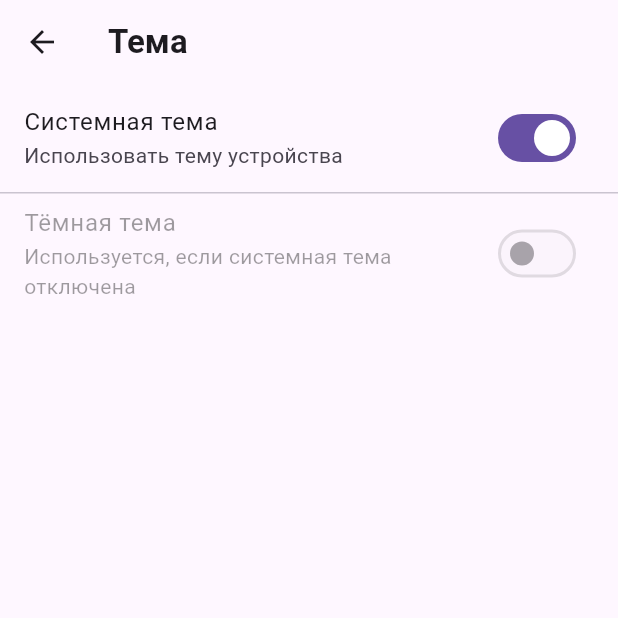
After one commit to lera18a/FitTalk, a Flutter app: the ThemeSettingsScreen screen opened directly, on a phone screen of 412 x 824 dp, the top half of it. The commit adds this screen. Run offline on Flutter 3.47's test engine with Material 3 defaults, Android fonts, the phone set to English and light mode, and no system bars; our stand-ins replace auto_route, bloc, flutter_bloc, flutter_dotenv, fpdart, freezed_annotation and 3 more; accounts and stored records are empty.

Commit message:
feat: added themes

```diff
--- a/lib/app/fit_talk_app.dart
+++ b/lib/app/fit_talk_app.dart
@@ -1,6 +1,7 @@
 import 'package:fit_talk/app/auth_listener.dart';
 import 'package:fit_talk/core/di/bloc_injector.dart';
 import 'package:fit_talk/core/di/dependency_injector_widget.dart';
+import 'package:fit_talk/core/themes/f_t_theme.dart';
 import 'package:fit_talk/routing/app_router.dart';
 import 'package:flutter/material.dart';
 
@@ -12,12 +13,15 @@ class FitTalkApp extends StatelessWidget {
     return DependencyInjectorWidget(
       child: BlocInjector(
         child: MaterialApp.router(
+          themeMode: ThemeMode.system,
+          theme: ThemeData(
+            textTheme: FTTheme.buildTextTheme(Theme.of(context).textTheme),
+          ),
           routerConfig: _router.config(),
           debugShowCheckedModeBanner: false,
           title: 'FitTalk',
           builder: (context, child) =>
               AuthListener(router: _router, child: child!),
-          themeMode: ThemeMode.system,
         ),
       ),
     );
--- a/lib/feature/settings/settings/presentation/view/pages/settings_screen.dart
+++ b/lib/feature/settings/settings/presentation/view/pages/settings_screen.dart
@@ -82,6 +82,9 @@ class SettingsScreen extends StatelessWidget {
                             if (item.title == 'Фото профиля') {
                               context.router.push(ProfilePhotoRoute());
                             }
+                            if (item.title == 'Темы') {
+                              context.router.push(ThemeSettingsRoute());
+                            }
                           },
                         ),
                         const Divider(height: 1),
--- /dev/null
+++ b/lib/feature/settings/theme/presentation/bloc/bloc/theme_event.dart
@@ -0,0 +1,7 @@
+part of 'theme_bloc.dart';
+
+@freezed
+class ThemeEvent with _$ThemeEvent {
+  const factory ThemeEvent.load() = _Load;
+  const factory ThemeEvent.changed(ThemeMode mode) = _Changed;
+}
--- /dev/null
+++ b/lib/feature/settings/theme/presentation/bloc/bloc/theme_state.dart
@@ -0,0 +1,6 @@
+part of 'theme_bloc.dart';
+
+@freezed
+abstract class ThemeState with _$ThemeState {
+  const factory ThemeState(ThemeMode mode) = _ThemeState;
+}
--- /dev/null
+++ b/lib/feature/settings/theme/presentation/view/pages/theme_settings_screen.dart
@@ -0,0 +1,55 @@
+import 'package:fit_talk/feature/settings/theme/presentation/bloc/bloc/theme_bloc.dart';
+import 'package:flutter/material.dart';
+import 'package:flutter_bloc/flutter_bloc.dart';
+
+class ThemeSettingsScreen extends StatelessWidget {
+  const ThemeSettingsScreen({super.key});
+
+  @override
+  Widget build(BuildContext context) {
+    return Scaffold(
+      appBar: AppBar(title: const Text('Тема')),
+      body: BlocBuilder<ThemeBloc, ThemeState>(
+        builder: (context, state) {
+          final mode = state.mode;
+
+          return ListView(
+            children: [
+              SwitchListTile(
+                title: const Text('Системная тема'),
+                subtitle: const Text('Использовать тему устройства'),
+                value: mode == ThemeMode.system,
+                onChanged: (value) {
+                  context.read<ThemeBloc>().add(
+                    ThemeEvent.changed(
+                      value ? ThemeMode.system : ThemeMode.light,
+                    ),
+                  );
+                },
+              ),
+
+              const Divider(height: 1),
+
+              SwitchListTile(
+                title: const Text('Тёмная тема'),
+                subtitle: const Text(
+                  'Используется, если системная тема отключена',
+                ),
+                value: mode == ThemeMode.dark,
+                onChanged: mode == ThemeMode.system
+                    ? null
+                    : (value) {
+                        context.read<ThemeBloc>().add(
+                          ThemeEvent.changed(
+                            value ? ThemeMode.dark : ThemeMode.light,
+                          ),
+                        );
+                      },
+              ),
+            ],
+          );
+        },
+      ),
+    );
+  }
+}
--- a/lib/routing/app_router.dart
+++ b/lib/routing/app_router.dart
@@ -32,9 +32,14 @@ class AppRouter extends RootStackRouter {
           page: SettingsProfileWrapperRoute.page,
           path: '',
           initial: true,
+          children: [
+            AutoRoute(page: SettingsRoute.page, path: '', initial: true),
+            AutoRoute(page: ProfilePhotoRoute.page, path: Routes.profilePhoto),
+          ],
         ),
       ],
     ),
-    AutoRoute(page: ProfilePhotoRoute.page, path: Routes.profilePhoto),
+
+    AutoRoute(page: ThemeSettingsRoute.page, path: Routes.themeSettings),
   ];
 }
--- a/lib/routing/routes.dart
+++ b/lib/routing/routes.dart
@@ -12,5 +12,6 @@ abstract final class Routes {
 
   static const settings = 'settings';
 
-  static const profilePhoto = '/profile-photo';
+  static const profilePhoto = 'profile-photo';
+  static const themeSettings = '/theme-settings';
 }
--- a/pubspec.yaml
+++ b/pubspec.yaml
@@ -46,6 +46,7 @@ dependencies:
   image_picker: ^1.2.3
   path_provider: ^2.1.6
   image: ^4.9.1
+  shared_preferences: ^2.5.5
 
 dev_dependencies:
   flutter_test:
```
Also changed, not shown: lib/core/di/bloc_injector.dart (+3 -5 lines), lib/core/themes/f_t_theme.dart (added, +64 -0 lines), lib/feature/settings/settings/presentation/view/widgets/settings_profile_wrapper.dart (+12 -6 lines), lib/routing/routing.dart (+8 -0 lines), lib/feature/settings/theme/presentation/bloc/bloc/theme_bloc.freezed.dart (added), lib/routing/app_router.gr.dart, pubspec.lock.
